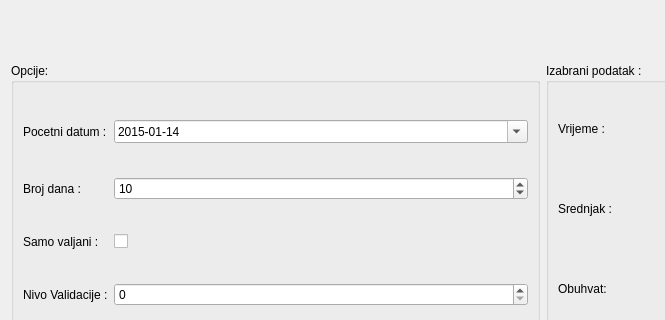
First picture: the form in app/view/ui_files/visednevni_prikaz.ui, repository kluksa/kontrola-podataka, before the edit; both pictures show x 0 to 665 and y 296 to 616 of the 1086 by 711 pixel window.
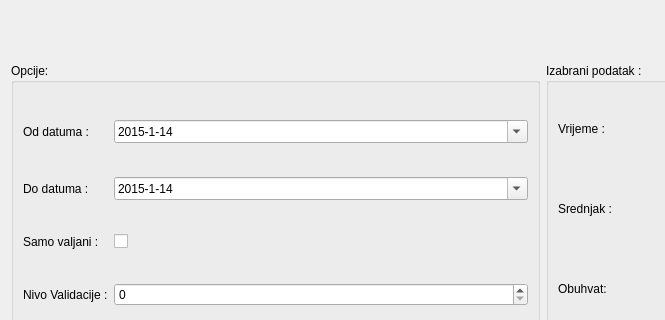
Second picture: the form after the edit.

The edit to the form file:
```diff
--- a/app/view/ui_files/visednevni_prikaz.ui
+++ b/app/view/ui_files/visednevni_prikaz.ui
@@ -56,22 +56,10 @@
         <string>Opcije:</string>
        </property>
        <layout class="QGridLayout" name="gridLayout_2">
-        <item row="1" column="1">
-         <widget class="QSpinBox" name="spinBrojDana">
-          <property name="sizePolicy">
-           <sizepolicy hsizetype="MinimumExpanding" vsizetype="Fixed">
-            <horstretch>0</horstretch>
-            <verstretch>0</verstretch>
-           </sizepolicy>
-          </property>
-          <property name="minimum">
-           <number>1</number>
-          </property>
-          <property name="maximum">
-           <number>999</number>
-          </property>
-          <property name="value">
-           <number>10</number>
+        <item row="1" column="0">
+         <widget class="QLabel" name="label_6">
+          <property name="text">
+           <string>Do datuma :</string>
           </property>
          </widget>
         </item>
@@ -121,19 +109,6 @@
           </property>
          </widget>
         </item>
-        <item row="1" column="0">
-         <widget class="QLabel" name="label_2">
-          <property name="sizePolicy">
-           <sizepolicy hsizetype="Minimum" vsizetype="Preferred">
-            <horstretch>0</horstretch>
-            <verstretch>0</verstretch>
-           </sizepolicy>
-          </property>
-          <property name="text">
-           <string>Broj dana :</string>
-          </property>
-         </widget>
-        </item>
         <item row="0" column="1">
          <widget class="QDateEdit" name="dateEditPocetni">
           <property name="sizePolicy">
@@ -150,7 +125,7 @@
            </date>
           </property>
           <property name="displayFormat">
-           <string>yyyy-mM-dd</string>
+           <string>yyyy-M-d</string>
           </property>
           <property name="calendarPopup">
            <bool>true</bool>
@@ -160,7 +135,7 @@
         <item row="0" column="0">
          <widget class="QLabel" name="label">
           <property name="text">
-           <string>Pocetni datum :</string>
+           <string>Od datuma :</string>
           </property>
          </widget>
         </item>
@@ -174,6 +149,29 @@
           </property>
          </widget>
         </item>
+        <item row="1" column="1">
+         <widget class="QDateEdit" name="dateEditDo">
+          <property name="sizePolicy">
+           <sizepolicy hsizetype="MinimumExpanding" vsizetype="Fixed">
+            <horstretch>0</horstretch>
+            <verstretch>0</verstretch>
+           </sizepolicy>
+          </property>
+          <property name="date">
+           <date>
+            <year>2015</year>
+            <month>1</month>
+            <day>14</day>
+           </date>
+          </property>
+          <property name="displayFormat">
+           <string>yyyy-M-d</string>
+          </property>
+          <property name="calendarPopup">
+           <bool>true</bool>
+          </property>
+         </widget>
+        </item>
        </layout>
       </widget>
      </item>
```
Left out of the diff: 2 changed lines with no effect on the pictures.
